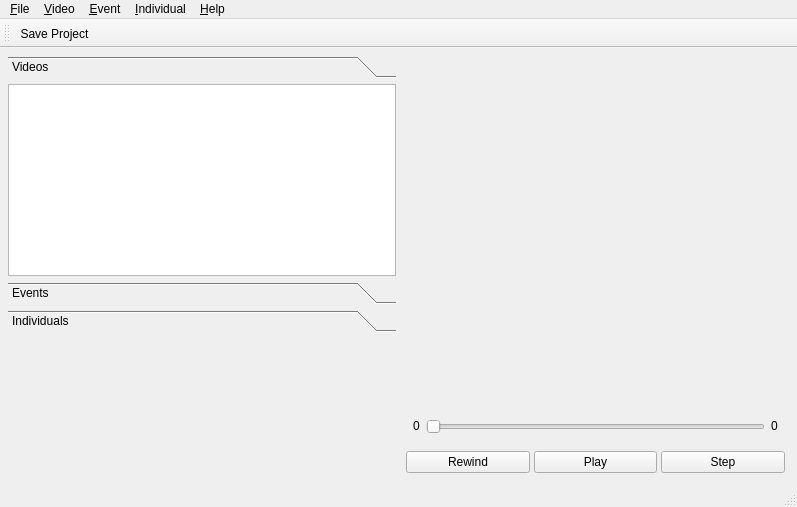
The window that application/gui/mainwindow.ui (BioFoV/BioFoV) describes before a commit, drawn with Qt 5.
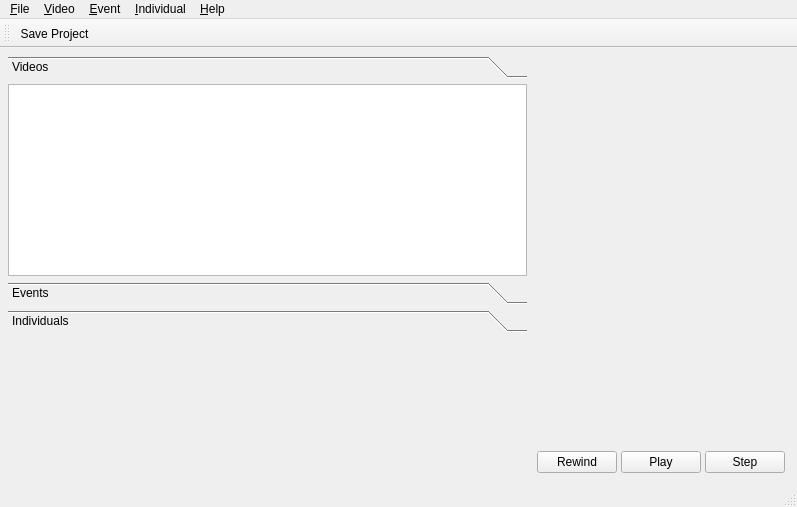
The same window after the commit. Custom widgets are drawn as their Qt base class.

Commit message: merged seek bar with videoplayer class and created 2 get functions for Video

```diff
--- a/application/gui/mainwindow.ui
+++ b/application/gui/mainwindow.ui
@@ -39,7 +39,7 @@
           <rect>
            <x>0</x>
            <y>0</y>
-           <width>386</width>
+           <width>516</width>
            <height>192</height>
           </rect>
          </property>
@@ -208,50 +208,7 @@
              <verstretch>0</verstretch>
             </sizepolicy>
            </property>
-           <layout class="QHBoxLayout" name="horizontalLayout_2" stretch="0,0,0">
-            <item>
-             <widget class="QLabel" name="framesPassed">
-              <property name="sizePolicy">
-               <sizepolicy hsizetype="Preferred" vsizetype="Fixed">
-                <horstretch>0</horstretch>
-                <verstretch>0</verstretch>
-               </sizepolicy>
-              </property>
-              <property name="text">
-               <string notr="true">0</string>
-              </property>
-              <property name="textFormat">
-               <enum>Qt::PlainText</enum>
-              </property>
-             </widget>
-            </item>
-            <item>
-             <widget class="QSlider" name="horizontalSlider">
-              <property name="sizePolicy">
-               <sizepolicy hsizetype="Expanding" vsizetype="Fixed">
-                <horstretch>0</horstretch>
-                <verstretch>0</verstretch>
-               </sizepolicy>
-              </property>
-              <property name="orientation">
-               <enum>Qt::Horizontal</enum>
-              </property>
-             </widget>
-            </item>
-            <item>
-             <widget class="QLabel" name="framesRemaining">
-              <property name="sizePolicy">
-               <sizepolicy hsizetype="Preferred" vsizetype="Fixed">
-                <horstretch>0</horstretch>
-                <verstretch>0</verstretch>
-               </sizepolicy>
-              </property>
-              <property name="text">
-               <string notr="true">0</string>
-              </property>
-             </widget>
-            </item>
-           </layout>
+           <layout class="QHBoxLayout" name="horizontalLayout_2" stretch=""/>
           </widget>
          </item>
         </layout>
```
The commit also changes 4 other files.
